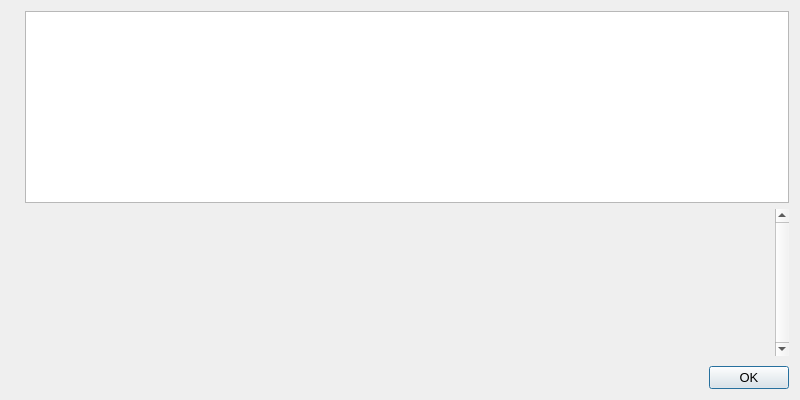
Above: src/qt/forms/helpmessagedialog.ui from LUX-Core/lux before the change. Below: the same form after it.
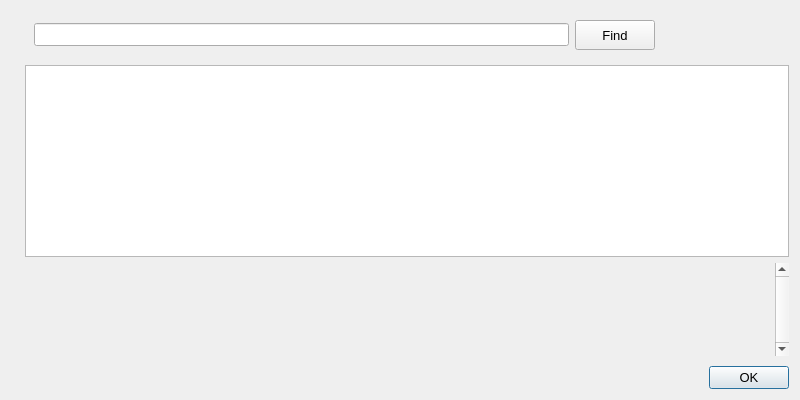
That is the form after the change. Icons and pictures are not drawn.

Commit message: Add search widget in command line options window

What changed in the file:
```diff
--- a/src/qt/forms/helpmessagedialog.ui
+++ b/src/qt/forms/helpmessagedialog.ui
@@ -34,6 +34,54 @@
    </item>
    <item>
     <layout class="QVBoxLayout" name="verticalLayout">
+     <item>
+      <widget class="QFrame" name="horizontalFrame">
+       <layout class="QHBoxLayout" name="horizontalLayout_3">
+        <item>
+         <widget class="QLineEdit" name="findLineEdit">
+          <property name="sizePolicy">
+           <sizepolicy hsizetype="Expanding" vsizetype="Fixed">
+            <horstretch>90</horstretch>
+            <verstretch>0</verstretch>
+           </sizepolicy>
+          </property>
+         </widget>
+        </item>
+        <item>
+         <widget class="QPushButton" name="findButton">
+          <property name="sizePolicy">
+           <sizepolicy hsizetype="Minimum" vsizetype="Preferred">
+            <horstretch>0</horstretch>
+            <verstretch>0</verstretch>
+           </sizepolicy>
+          </property>
+          <property name="text">
+           <string>Find</string>
+          </property>
+         </widget>
+        </item>
+        <item>
+         <widget class="QLabel" name="findMessage">
+          <property name="sizePolicy">
+           <sizepolicy hsizetype="Expanding" vsizetype="Preferred">
+            <horstretch>20</horstretch>
+            <verstretch>0</verstretch>
+           </sizepolicy>
+          </property>
+          <property name="baseSize">
+           <size>
+            <width>0</width>
+            <height>2</height>
+           </size>
+          </property>
+          <property name="text">
+           <string>&lt;html&gt;&lt;head/&gt;&lt;body&gt;&lt;p&gt;&lt;br/&gt;&lt;/p&gt;&lt;/body&gt;&lt;/html&gt;</string>
+          </property>
+         </widget>
+        </item>
+       </layout>
+      </widget>
+     </item>
      <item>
       <widget class="QTextEdit" name="helpMessage">
        <property name="readOnly">
```
The commit also changes 1 other file.
